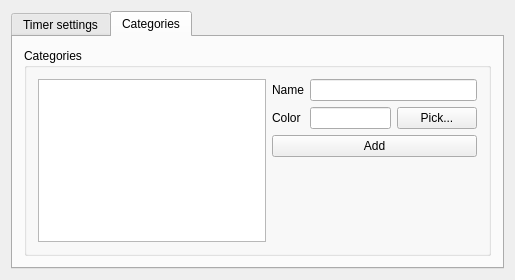
Before: the Qt Designer form TimerTrack/TimerTrack/SettingsWindow.ui in sergrt/timertrack, drawn with Qt 5.
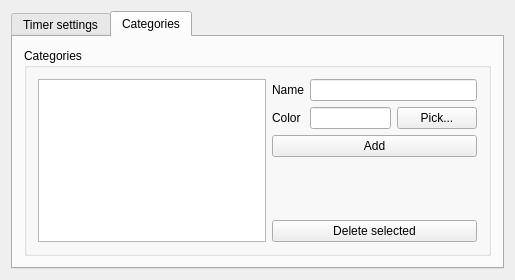
After: the same form once the commit is applied. The open tabs and pages were chosen to show the change.

Commit message: Add Sql layer draft Implement add/delete categories

Diff of the .ui file:
```diff
--- a/TimerTrack/TimerTrack/SettingsWindow.ui
+++ b/TimerTrack/TimerTrack/SettingsWindow.ui
@@ -206,7 +206,17 @@
            </spacer>
           </item>
           <item row="0" column="2" colspan="2">
-           <widget class="QLineEdit" name="lineEdit_3"/>
+           <widget class="QLineEdit" name="addCategoryName"/>
+          </item>
+          <item row="0" column="0" rowspan="5">
+           <widget class="QListWidget" name="categoriesList"/>
+          </item>
+          <item row="4" column="1" colspan="3">
+           <widget class="QPushButton" name="delCategory">
+            <property name="text">
+             <string>Delete selected</string>
+            </property>
+           </widget>
           </item>
          </layout>
         </widget>
```
Left out of the diff: 35 changed lines with no effect on the pictures. The commit also changes 11 other files.
